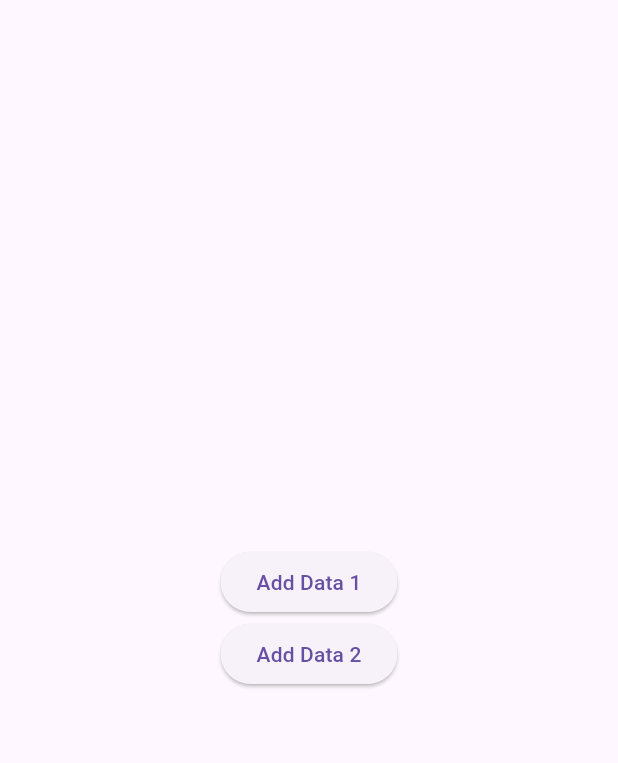
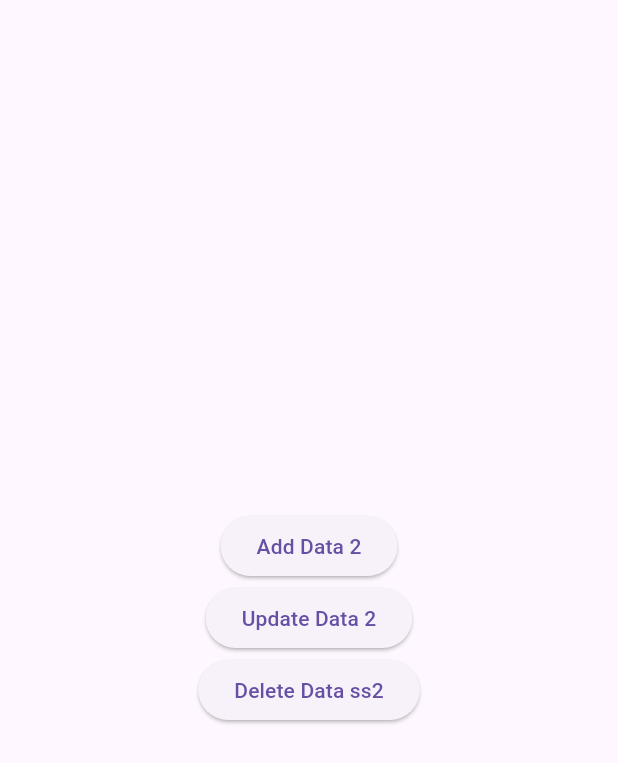
Before and after one commit to shivam2109964/firebase-prac, a Flutter app: the screen it shows after launch, on a phone screen of 412 x 824 dp. Shown: the top 763 px of the screen. Run offline on Flutter 3.47's test engine with Material 3 defaults, Android fonts, the phone set to English and light mode, and no system bars; our stand-ins replace cloud_firestore, firebase_core; accounts and stored records are empty.

Commit message:
firebase only add update & delete, done

```diff
--- a/lib/main.dart
+++ b/lib/main.dart
@@ -18,12 +18,6 @@ class MainApp extends StatefulWidget {
 class _MainAppState extends State<MainApp> {
   Widget build(BuildContext context) {
     FirebaseFirestore firebase = FirebaseFirestore.instance;
-    //Add data
-    void addData() async {
-      await firebase.collection("List in Fire").add(
-            ({"Om": "Jai Shree Ram"}),
-          );
-    }
 
     //Add Data 2
     void addDataTwo() async {
@@ -36,7 +30,30 @@ class _MainAppState extends State<MainApp> {
       );
     }
 
-    print("Sucessfully Created");
+    //Update data in Firestore
+    void updateData() async {
+      //Create a document reference
+      DocumentReference documentReference =
+          firebase.collection("users").doc("user 1");
+      //Update the data on the document
+      await documentReference.update(
+        {
+          "age": 22,
+        },
+      );
+    }
+
+    //Delete the data 2 from firestore
+    void deleteData() async {
+      //Create a document reference
+      DocumentReference documentReference =
+          firebase.collection("users").doc("user 1");
+      //Delete the document
+      await documentReference.delete();
+    }
+
+    //Fetch data from Firestore and Display
+
     return MaterialApp(
       debugShowCheckedModeBanner: false,
       home: Scaffold(
@@ -47,18 +64,26 @@ class _MainAppState extends State<MainApp> {
               children: <Widget>[
                 ElevatedButton(
                   onPressed: () {
-                    addData();
+                    addDataTwo();
                   },
                   child: const Text(
-                    "Add Data 1",
+                    "Add Data 2",
                   ),
                 ),
                 ElevatedButton(
                   onPressed: () {
-                    addDataTwo();
+                    updateData();
                   },
                   child: const Text(
-                    "Add Data 2",
+                    "Update Data 2",
+                  ),
+                ),
+                ElevatedButton(
+                  onPressed: () {
+                    deleteData();
+                  },
+                  child: const Text(
+                    "Delete Data ss2",
                   ),
                 ),
               ],
```
